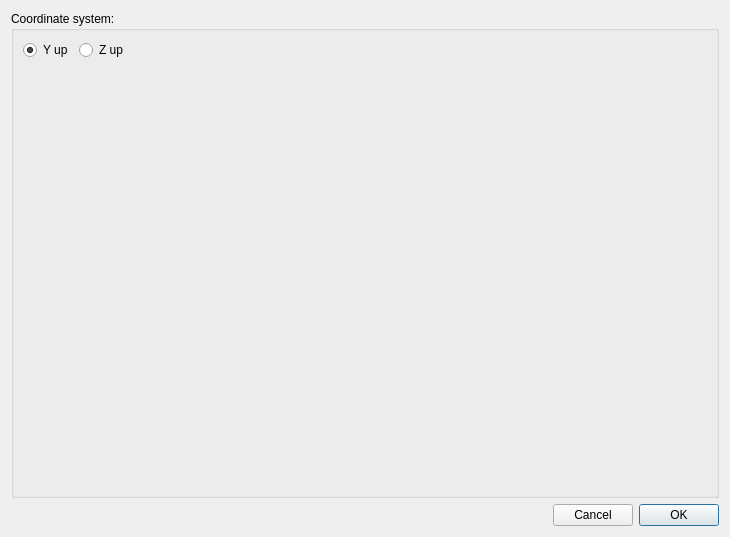
Old version of the form src/ui/ImportDialog.ui in the repository Warzone2100/WMIT.
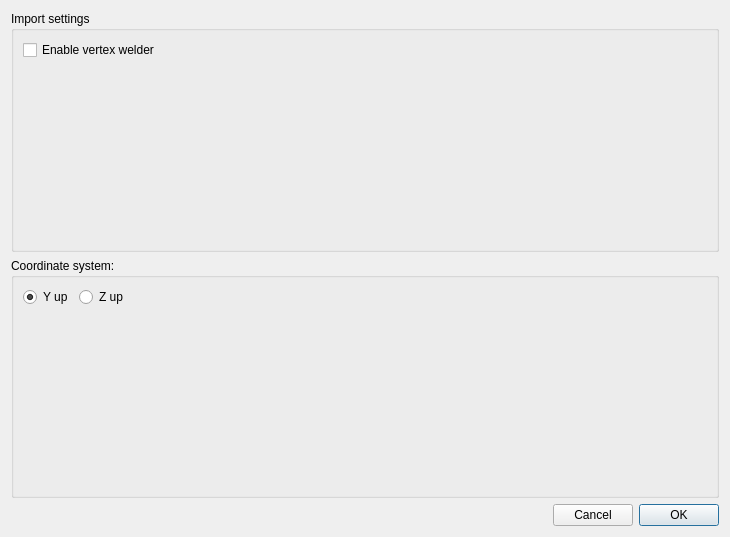
New version of the form.

Commit message: Fast-add welder setting on obj import. Needs redesign badly.

```diff
--- a/src/ui/ImportDialog.ui
+++ b/src/ui/ImportDialog.ui
@@ -18,7 +18,23 @@
     <enum>QLayout::SetDefaultConstraint</enum>
    </property>
    <item>
-    <widget class="QGroupBox" name="groupBox">
+    <widget class="QGroupBox" name="gb_ImportSettings">
+     <property name="title">
+      <string>Import settings</string>
+     </property>
+     <layout class="QFormLayout" name="formLayout_2">
+      <item row="0" column="0">
+       <widget class="QCheckBox" name="cb_EnableWelder">
+        <property name="text">
+         <string>Enable vertex welder</string>
+        </property>
+       </widget>
+      </item>
+     </layout>
+    </widget>
+   </item>
+   <item>
+    <widget class="QGroupBox" name="gb_CoordinateSystem">
      <property name="title">
       <string>Coordinate system:</string>
      </property>
```
The commit also changes 12 other files.
